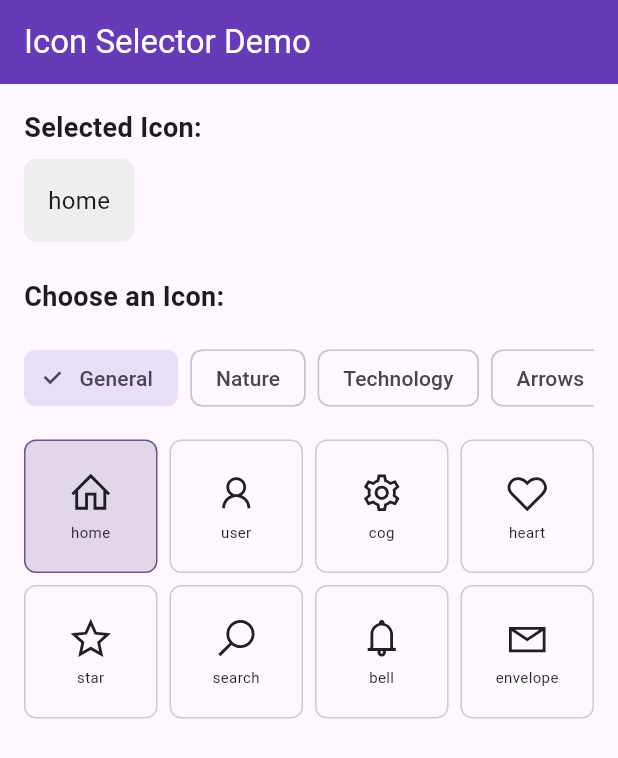
After one commit to tamakooooo/habitbreaker, a Flutter app: the IconDemoScreen screen opened by its route, on a phone screen of 412 x 824 dp. The commit adds this screen. Shown: the top 758 px of the screen. Run offline on Flutter 3.47's test engine with Material 3 defaults, Android fonts, the phone set to English and light mode, and no system bars; our stand-ins replace equatable, fl_chart, flutter_local_notifications, flutter_riverpod, go_router, hive and 5 more; missing offline and left inert: workmanager; accounts and stored records are empty.

Commit message:
修复LineIcons图标名称错误并完成图标选择器功能

```diff
--- a/lib/core/router/app_router.dart
+++ b/lib/core/router/app_router.dart
@@ -8,6 +8,7 @@ import 'package:habit_breaker_app/features/habits/screens/habit_detail_screen.da
 import 'package:habit_breaker_app/features/statistics/screens/statistics_screen.dart';
 import 'package:habit_breaker_app/features/statistics/screens/test_chart_screen.dart';
 import 'package:habit_breaker_app/features/settings/screens/settings_screen.dart';
+import 'package:habit_breaker_app/screens/icon_demo_screen.dart';
 
 final router = GoRouter(
   routes: [
@@ -50,5 +51,9 @@ final router = GoRouter(
       path: '/settings',
       builder: (context, state) => const SettingsScreen(),
     ),
+    GoRoute(
+      path: '/icon-demo',
+      builder: (context, state) => const IconDemoScreen(),
+    ),
   ],
 );
--- /dev/null
+++ b/lib/screens/icon_demo_screen.dart
@@ -0,0 +1,61 @@
+import 'package:flutter/material.dart';
+import 'package:habit_breaker_app/widgets/icon_selector.dart';
+
+class IconDemoScreen extends StatefulWidget {
+  const IconDemoScreen({Key? key}) : super(key: key);
+
+  @override
+  _IconDemoScreenState createState() => _IconDemoScreenState();
+}
+
+class _IconDemoScreenState extends State<IconDemoScreen> {
+  String _selectedIcon = 'home';
+
+  @override
+  Widget build(BuildContext context) {
+    return Scaffold(
+      appBar: AppBar(
+        title: const Text('Icon Selector Demo'),
+      ),
+      body: Padding(
+        padding: const EdgeInsets.all(16.0),
+        child: Column(
+          crossAxisAlignment: CrossAxisAlignment.start,
+          children: [
+            const Text(
+              'Selected Icon:',
+              style: TextStyle(fontSize: 18, fontWeight: FontWeight.bold),
+            ),
+            const SizedBox(height: 8),
+            Container(
+              padding: const EdgeInsets.all(16),
+              decoration: BoxDecoration(
+                color: Colors.grey[200],
+                borderRadius: BorderRadius.circular(8),
+              ),
+              child: Text(
+                _selectedIcon,
+                style: const TextStyle(fontSize: 16),
+              ),
+            ),
+            const SizedBox(height: 24),
+            const Text(
+              'Choose an Icon:',
+              style: TextStyle(fontSize: 18, fontWeight: FontWeight.bold),
+            ),
+            const SizedBox(height: 16),
+            Expanded(
+              child: IconSelector(
+                onIconSelected: (iconName) {
+                  setState(() {
+                    _selectedIcon = iconName;
+                  });
+                },
+              ),
+            ),
+          ],
+        ),
+      ),
+    );
+  }
+}
--- /dev/null
+++ b/lib/widgets/icon_selector.dart
@@ -0,0 +1,158 @@
+import 'package:flutter/material.dart';
+import 'package:line_icons/line_icons.dart';
+
+class IconSelector extends StatefulWidget {
+  final Function(String) onIconSelected;
+
+  const IconSelector({Key? key, required this.onIconSelected}) : super(key: key);
+
+  @override
+  _IconSelectorState createState() => _IconSelectorState();
+}
+
+class _IconSelectorState extends State<IconSelector> {
+  // Define categories for icons
+  final Map<String, List<Map<String, dynamic>>> _iconCategories = {
+    'General': [
+      {'name': 'home', 'icon': LineIcons.home},
+      {'name': 'user', 'icon': LineIcons.user},
+      {'name': 'cog', 'icon': LineIcons.cog},
+      {'name': 'heart', 'icon': LineIcons.heart},
+      {'name': 'star', 'icon': LineIcons.star},
+      {'name': 'search', 'icon': LineIcons.search},
+      {'name': 'bell', 'icon': LineIcons.bell},
+      {'name': 'envelope', 'icon': LineIcons.envelope},
+    ],
+    'Nature': [
+      {'name': 'tree', 'icon': LineIcons.tree},
+      {'name': 'leaf', 'icon': LineIcons.leaf},
+      {'name': 'sun', 'icon': LineIcons.sun},
+      {'name': 'moon', 'icon': LineIcons.moon},
+      {'name': 'cloud', 'icon': LineIcons.cloud},
+      {'name': 'bolt', 'icon': LineIcons.lightningBolt},
+      {'name': 'snowflake', 'icon': LineIcons.snowflake},
+      {'name': 'fire', 'icon': LineIcons.fire},
+    ],
+    'Technology': [
+      {'name': 'laptop', 'icon': LineIcons.laptop},
+      {'name': 'mobile', 'icon': LineIcons.mobilePhone},
+      {'name': 'tablet', 'icon': LineIcons.tablet},
+      {'name': 'wifi', 'icon': LineIcons.wifi},
+      {'name': 'bluetooth', 'icon': LineIcons.bluetooth},
+      {'name': 'camera', 'icon': LineIcons.camera},
+      {'name': 'print', 'icon': LineIcons.print},
+      {'name': 'save', 'icon': LineIcons.save},
+    ],
+    'Arrows': [
+      {'name': 'arrowUp', 'icon': LineIcons.arrowUp},
+      {'name': 'arrowDown', 'icon': LineIcons.arrowDown},
+      {'name': 'arrowLeft', 'icon': LineIcons.arrowLeft},
+      {'name': 'arrowRight', 'icon': LineIcons.arrowRight},
+      {'name': 'chevronUp', 'icon': LineIcons.chevronUp},
+      {'name': 'chevronDown', 'icon': LineIcons.chevronDown},
+      {'name': 'chevronLeft', 'icon': LineIcons.chevronLeft},
+      {'name': 'chevronRight', 'icon': LineIcons.chevronRight},
+    ],
+    'Emojis': [
+      {'name': 'smile', 'icon': LineIcons.smilingFaceWithHeartEyes},
+      {'name': 'frown', 'icon': LineIcons.frowningFaceWithOpenMouth},
+      {'name': 'meh', 'icon': LineIcons.neutralFace},
+      {'name': 'mehBlank', 'icon': LineIcons.neutralFace},
+      {'name': 'angry', 'icon': LineIcons.angryFace},
+      {'name': 'grin', 'icon': LineIcons.grinningFaceWithSmilingEyes},
+      {'name': 'laugh', 'icon': LineIcons.faceWithTearsOfJoy},
+      {'name': 'surprise', 'icon': LineIcons.frowningFaceWithOpenMouth},
+    ],
+    'Food': [
+      {'name': 'apple', 'icon': LineIcons.apple},
+      {'name': 'carrot', 'icon': LineIcons.carrot},
+      {'name': 'lemon', 'icon': LineIcons.lemon},
+      {'name': 'pepperHot', 'icon': LineIcons.hotPepper},
+      {'name': 'pizzaSlice', 'icon': LineIcons.pizzaSlice},
+      {'name': 'iceCream', 'icon': LineIcons.iceCream},
+      {'name': 'coffee', 'icon': LineIcons.coffee},
+      {'name': 'wineBottle', 'icon': LineIcons.wineBottle},
+    ],
+  };
+
+  String _selectedCategory = 'General';
+  String _selectedIcon = 'home';
+
+  @override
+  Widget build(BuildContext context) {
+    return Column(
+      crossAxisAlignment: CrossAxisAlignment.start,
+      children: [
+        // Category selector
+        SizedBox(
+          height: 50,
+          child: ListView(
+            scrollDirection: Axis.horizontal,
+            children: _iconCategories.keys.map((category) {
+              return Padding(
+                padding: const EdgeInsets.only(right: 8.0),
+                child: ChoiceChip(
+                  label: Text(category),
+                  selected: _selectedCategory == category,
+                  onSelected: (selected) {
+                    setState(() {
+                      _selectedCategory = category;
+                    });
+                  },
+                ),
+              );
+            }).toList(),
+          ),
+        ),
+        const SizedBox(height: 16),
+        // Icon grid
+        Expanded(
+          child: GridView.builder(
+            gridDelegate: const SliverGridDelegateWithFixedCrossAxisCount(
+              crossAxisCount: 4,
+              crossAxisSpacing: 8,
+              mainAxisSpacing: 8,
+            ),
+            itemCount: _iconCategories[_selectedCategory]!.length,
+            itemBuilder: (context, index) {
+              final iconData = _iconCategories[_selectedCategory]![index];
+              final isSelected = _selectedIcon == iconData['name'];
+
+              return GestureDetector(
+                onTap: () {
+                  setState(() {
+                    _selectedIcon = iconData['name'];
+                  });
+                  widget.onIconSelected(iconData['name']);
+                },
+                child: Container(
+                  decoration: BoxDecoration(
+                    color: isSelected ? Theme.of(context).primaryColor.withOpacity(0.2) : Colors.transparent,
+                    borderRadius: BorderRadius.circular(8),
+                    border: Border.all(
+                      color: isSelected
+                          ? Theme.of(context).primaryColor
+                          : Colors.grey.withOpacity(0.5),
+                    ),
+                  ),
+                  child: Column(
+                    mainAxisAlignment: MainAxisAlignment.center,
+                    children: [
+                      Icon(iconData['icon'], size: 30),
+                      const SizedBox(height: 4),
+                      Text(
+                        iconData['name'],
+                        style: const TextStyle(fontSize: 10),
+                        textAlign: TextAlign.center,
+                      ),
+                    ],
+                  ),
+                ),
+              );
+            },
+          ),
+        ),
+      ],
+    );
+  }
+}
--- a/pubspec.yaml
+++ b/pubspec.yaml
@@ -27,6 +27,7 @@ dependencies:
   cached_network_image: ^3.3.0
   flutter_svg: ^2.0.9
   material_design_icons_flutter: ^7.0.7296
+  line_icons: ^2.0.3
 
   # Network
   dio: ^5.4.0
```
Also changed, not shown: lib/models/habit.g.dart, pubspec.lock, 1 other file.
